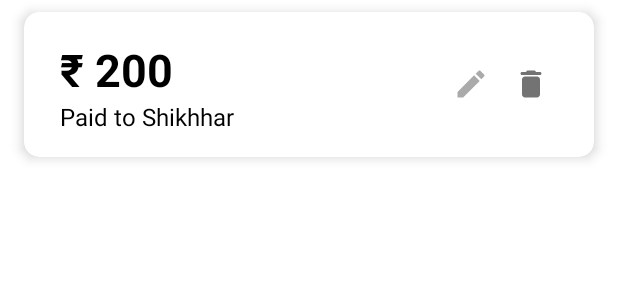
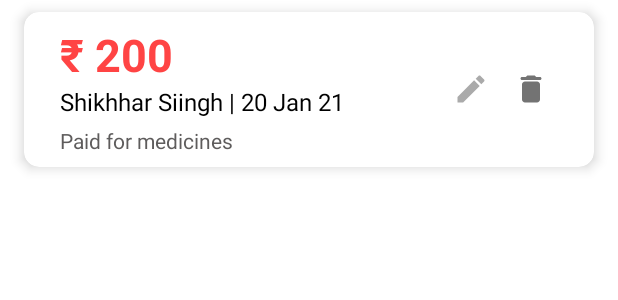
Before and after one commit to Hardik-hi/Mipo, an Android app: the layout expense.xml on its own in the app's theme, with its tools: preview values and no code run, on a phone screen of 412 x 824 dp. Shown: the top 300 px of the screen. Run offline under Robolectric (Android 15) with nearby library versions, the phone set to English and light mode, and no system bars.

Commit message:
Basic UI changes in the expenses panel

```diff
--- a/app/src/main/res/layout/activity_main.xml
+++ b/app/src/main/res/layout/activity_main.xml
@@ -116,8 +116,8 @@
         android:layout_height="wrap_content"
         android:layout_alignParentEnd="true"
         android:layout_alignParentBottom="true"
-        android:layout_marginEnd="25dp"
-        android:layout_marginBottom="37dp"
+        android:layout_marginEnd="33dp"
+        android:layout_marginBottom="32dp"
         android:clickable="true"
         app:backgroundTint="#3F51B5"
         app:srcCompat="@android:drawable/ic_input_add" />
--- a/app/src/main/res/layout/expense.xml
+++ b/app/src/main/res/layout/expense.xml
@@ -18,31 +18,41 @@
             android:layout_width="wrap_content"
             android:layout_height="wrap_content"
             android:layout_marginStart="16dp"
-            android:layout_marginTop="10dp"
             android:layout_marginEnd="90dp"
             android:text="₹ 200"
-            android:textColor="@android:color/black"
+            android:textColor="@android:color/holo_red_light"
             android:textSize="30sp"
             android:textStyle="bold" />
+
+        <TextView
+            android:id="@+id/expensePerson"
+            android:layout_width="wrap_content"
+            android:layout_height="wrap_content"
+            android:layout_below="@+id/expenseAmount"
+            android:layout_marginStart="16dp"
+            android:layout_marginEnd="90dp"
+            android:text="Shikhhar Siingh | 20 Jan 21"
+            android:textColor="@android:color/black"
+            android:textSize="16sp" />
 
         <TextView
             android:id="@+id/expenseRemark"
             android:layout_width="wrap_content"
             android:layout_height="wrap_content"
-            android:layout_below="@+id/expenseAmount"
+            android:layout_below="@+id/expensePerson"
             android:layout_marginStart="16dp"
             android:layout_marginEnd="90dp"
-            android:layout_marginBottom="8dp"
-            android:text="Paid to Shikhhar"
-            android:textColor="@android:color/black"
-            android:textSize="16sp" />
+            android:layout_marginTop="5dp"
+            android:text="Paid for medicines"
+            android:textColor="#5E5C5C"
+            android:textSize="14sp" />
 
         <ImageButton
             android:id="@+id/editExpense"
             android:layout_width="wrap_content"
             android:layout_height="wrap_content"
+            android:layout_alignParentEnd="true"
             android:layout_centerVertical="true"
-            android:layout_alignParentEnd="true"
             android:layout_marginEnd="50dp"
             android:backgroundTint="@android:color/transparent"
             android:contentDescription="Edit"
```
